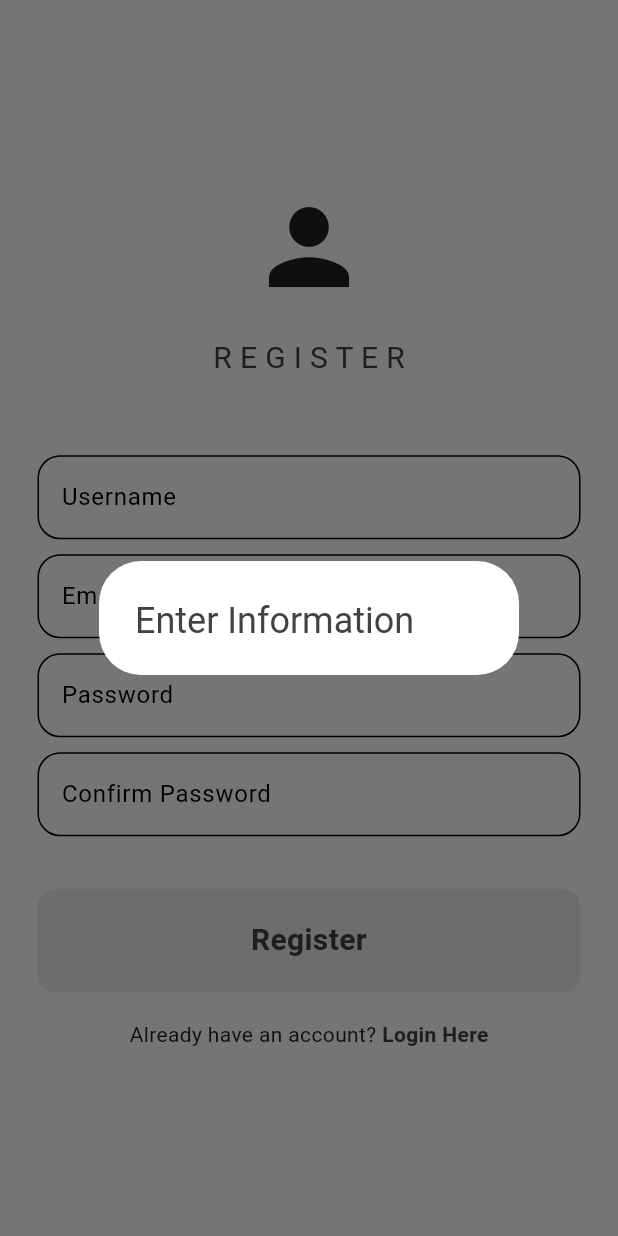
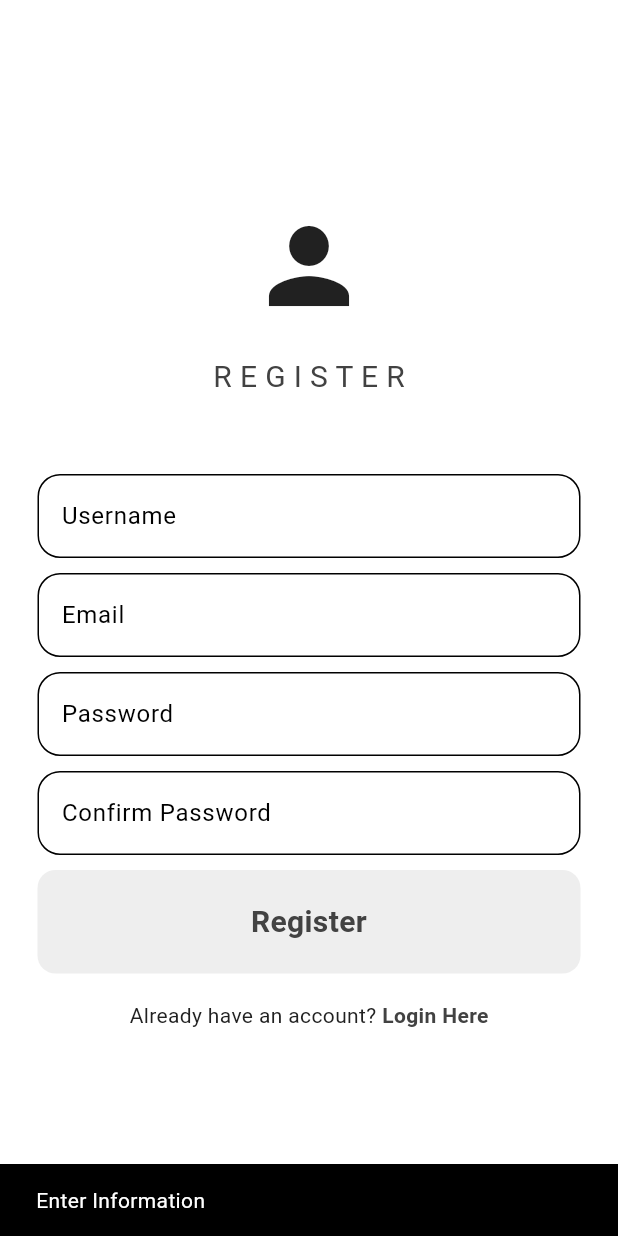
Before and after one commit to Sahilb315/social_app, a Flutter app: the screen it shows after launch, after a tap on "Register Here", after a tap on "Register", on a phone screen of 412 x 824 dp. Run offline on Flutter 3.47's test engine with Material 3 defaults, Android fonts, the phone set to English and light mode, and no system bars; our stand-ins replace cloud_firestore, firebase_auth, firebase_core, timeago; accounts and stored records are empty; network calls fail.

```diff
--- a/lib/components/drawer.dart
+++ b/lib/components/drawer.dart
@@ -1,6 +1,7 @@
 import 'package:firebase_auth/firebase_auth.dart';
 import 'package:flutter/material.dart';
-import 'package:social_app/routes/myroutes.dart';
+import 'package:social_app/pages/login_page.dart';
+import 'package:social_app/utils/routes/myroutes.dart';
 
 class MyDrawer extends StatefulWidget {
   const MyDrawer({super.key});
@@ -156,7 +157,6 @@ class _MyDrawerState extends State<MyDrawer> {
                 style: TextStyle(fontSize: 18),
               ),
               onTap: () {
-                Navigator.pop(context);
                 FirebaseAuth.instance.signOut();
               },
             ),
--- a/lib/helper/helper_function.dart
+++ b/lib/helper/helper_function.dart
@@ -1,10 +1,16 @@
 import 'package:flutter/material.dart';
 
 void diplayMessageToUser(String message, BuildContext context) {
-  showDialog(
-    context: context,
-    builder: ((context) => AlertDialog(
-          title: Text(message),
-        )),
+  ScaffoldMessenger.of(context).showSnackBar(
+    SnackBar(
+      duration: const Duration(seconds: 2),
+      content: Text(message),
+    ),
   );
+  // showDialog(
+  //   context: context,
+  //   builder: ((context) => AlertDialog(
+  //         title: Text(message),
+  //       )),
+  // );
 }
--- a/lib/auth/auth.dart
+++ b/lib/helper/user_session/auth.dart
@@ -1,6 +1,6 @@
 import 'package:firebase_auth/firebase_auth.dart';
 import 'package:flutter/material.dart';
-import 'package:social_app/auth/login_or_register.dart';
+import 'package:social_app/helper/user_session/login_or_register.dart';
 import 'package:social_app/pages/home_page.dart';
 
 class AuthPage extends StatelessWidget {
--- a/lib/main.dart
+++ b/lib/main.dart
@@ -1,7 +1,7 @@
 import 'package:flutter/material.dart';
 import 'package:provider/provider.dart';
-import 'package:social_app/auth/auth.dart';
-import 'package:social_app/auth/login_or_register.dart';
+import 'package:social_app/helper/user_session/auth.dart';
+import 'package:social_app/helper/user_session/login_or_register.dart';
 import 'package:social_app/pages/home_page.dart';
 import 'package:social_app/pages/bookmark_page.dart';
 import 'package:social_app/pages/profile_page.dart';
@@ -12,7 +12,7 @@ import 'package:social_app/provider/comments_povider.dart';
 import 'package:social_app/provider/login_register_provider.dart';
 import 'package:social_app/provider/posts_provider.dart';
 import 'package:social_app/provider/profile_provider.dart';
-import 'package:social_app/routes/myroutes.dart';
+import 'package:social_app/utils/routes/myroutes.dart';
 import 'package:firebase_core/firebase_core.dart';
 import 'package:social_app/provider/theme_provider.dart';
 import 'firebase_options.dart';
--- a/lib/pages/register_page.dart
+++ b/lib/pages/register_page.dart
@@ -71,13 +71,11 @@ class _RegisterPageState extends State<RegisterPage> {
         // pop loading circle
         if (context.mounted) Navigator.pop(context);
       } on FirebaseAuthException catch (e) {
-        // Catch FirebaseAuthException
         if (context.mounted) {
           Navigator.pop(context);
           diplayMessageToUser(e.message ?? "An error occurred", context);
         }
       } on PlatformException catch (e) {
-        // Catch specific exception type
         if (context.mounted) {
           Navigator.pop(context);
           diplayMessageToUser(e.toString(), context);
@@ -159,19 +157,7 @@ class _RegisterPageState extends State<RegisterPage> {
                   controller: confirmPass,
                 ),
                 const SizedBox(height: 10),
-                // forgot pass
-                // Row(
-                //   mainAxisAlignment: MainAxisAlignment.end,
-                //   children: [
-                //     Text(
-                //       "Forgot Password",
-                //       style: TextStyle(
-                //         color: Theme.of(context).colorScheme.secondary,
-                //       ),
-                //     ),
-                //   ],
-                // ),
-                const SizedBox(height: 25),
+                // const SizedBox(height: 25),
                 // sign in btn
                 MyButton(
                   text: "Register",
--- a/lib/provider/profile_provider.dart
+++ b/lib/provider/profile_provider.dart
@@ -45,15 +45,12 @@ class ProfileProvider extends ChangeNotifier {
         .get();
     _usersReplies =
         snapshot.docs.map((doc) => CommentModel.fromFirestore(doc)).toList();
-    // for (var element in _usersReplies) {
-    //   print(element.toMap());
-    // }
     notifyListeners();
   }
 
   Future<void> deletePost(String id, String? email) async {
-    print(id);
     await firestore.doc(id).delete();
     fetchPostsByUser(email);
+    notifyListeners();
   }
 }
--- a/lib/provider/theme_provider.dart
+++ b/lib/provider/theme_provider.dart
@@ -1,6 +1,6 @@
 import 'package:flutter/material.dart';
-import 'package:social_app/theme/dark_mode.dart';
-import 'package:social_app/theme/light_mode.dart';
+import 'package:social_app/utils/theme/dark_mode.dart';
+import 'package:social_app/utils/theme/light_mode.dart';
 
 class ThemeProvider extends ChangeNotifier {
   ThemeData _themeData = lightMode;
```
Also changed, not shown: lib/components/my_list_tile.dart (+26 -13 lines), lib/helper/user_session/login_or_register.dart (renamed from lib/auth/login_or_register.dart, +0 -7 lines), lib/pages/home_page.dart (+5 -11 lines), lib/pages/profile_tab_page/posts_tab.dart (+41 -0 lines), lib/provider/posts_provider.dart (+6 -1 lines), lib/firebase_options.dart, lib/utils/routes/myroutes.dart (renamed from lib/routes/myroutes.dart), lib/utils/theme/dark_mode.dart (renamed from lib/theme/dark_mode.dart), lib/utils/theme/light_mode.dart (renamed from lib/theme/light_mode.dart), pubspec.lock, 2 other files.
